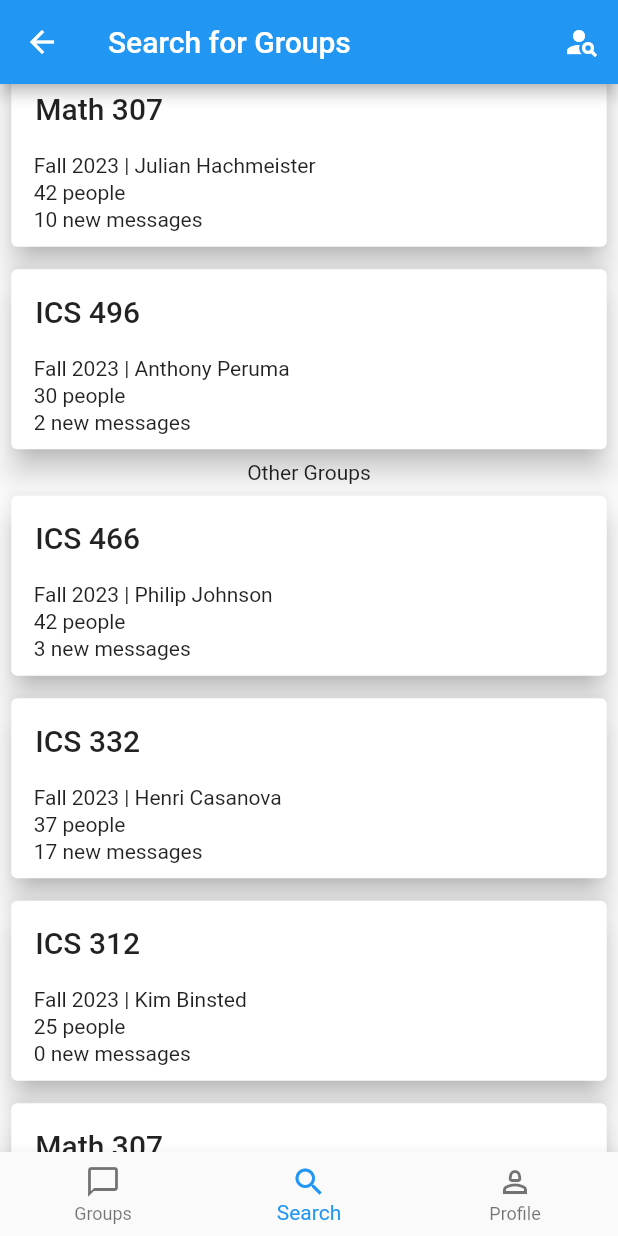
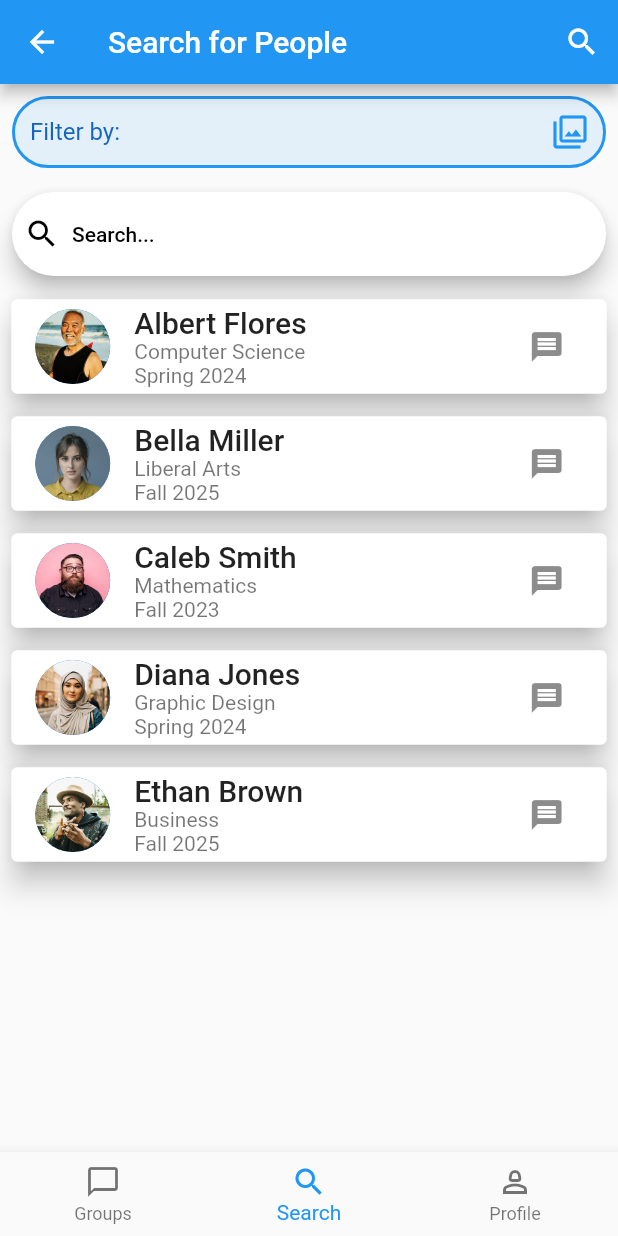
Before and after one commit to ConnectUni/connectuni, a Flutter app: the HomePage screen opened directly, item 2 of the bottom bar chosen, scrolled down 576 dp, after a tap on the "person search" icon, on a phone screen of 412 x 824 dp. Run offline on Flutter 3.47's test engine with Material 2 defaults, Android fonts, the light colour scheme and no system bars; drawn by our look-alikes of multi_select_flutter.

Commit message:
completed issue-009 and added Navigation
This branch contains some major changes.

Added:
- Stock Profile images.
- A mockup user model and search card view.
- A search page controller.
  - You are now able to navigate between searching for people and searching for groups by either tapping on the top right Icon of the respective appBars, or swiping left/right while on the search portion of the navbar.
-  search_people_screen
  - Displays a ListView of cards from mockup model of user.
- Assets/images to pubspec.yaml

Changes:
- search_screen.dart to search_groups_screen.dart

```diff
--- a/lib/app.dart
+++ b/lib/app.dart
@@ -1,3 +1,5 @@
+import 'package:connectuni/screens/search_people_screen.dart';
+import 'package:connectuni/screens/search_groups_screen.dart';
 import 'package:flutter/material.dart';
 
 import 'screens/login.dart';
@@ -7,7 +9,8 @@ import 'settings.dart';
 // TODO: Import route files
 
 class ConnectUniApp extends StatelessWidget {
-  const ConnectUniApp({Key? key}) : super(key: key);
+  ConnectUniApp({Key? key}) : super(key: key);
+  final PageController _pageController = PageController(); // this does nothing for now, I need it here to initialize the routes
 
   @override
   Widget build(BuildContext context) {
@@ -19,6 +22,8 @@ class ConnectUniApp extends StatelessWidget {
         //'/login' : (BuildContext context) => const LoginPage(), (REIMPLEMENT ONCE LOGIN PAGE IS MADE SO APP DOESNT BREAK)
         '/': (BuildContext context) => const HomePage(),
         '/settings': (BuildContext context) => const Settings(),
+        '/searchgroups': (BuildContext context) => SearchGroupsScreen(pageController: _pageController,),
+        '/searchpeople': (BuildContext context) => SearchPeopleScreen(pageController: _pageController,),
       },
     );
   }
--- a/lib/home/home.dart
+++ b/lib/home/home.dart
@@ -15,7 +15,7 @@ class HomePage extends StatefulWidget {
 
 class _HomePageState extends State<HomePage> {
   int _selectedIndex = 0;
-  late PageController pageController;
+  late PageController pageController; // navigation bar page controller
 
   @override
   void initState() {
@@ -36,15 +36,16 @@ class _HomePageState extends State<HomePage> {
   }
 
   void navigationTapped(int index) {
-    pageController.jumpToPage(index);
+    pageController.animateToPage(index, duration: const Duration(milliseconds: 300), curve: Curves.easeInOut);
     }
 
   @override
   Widget build(BuildContext context) {
     return Scaffold(
       body: PageView(
+        physics: const NeverScrollableScrollPhysics(),
         controller: pageController,
-        onPageChanged: _onPageChanged,
+        onPageChanged: _onPageChanged, // when the page changes, calls the onPageChanged function
         children: screenItems,
       ),
       bottomNavigationBar: BottomNavigationBar(
@@ -64,7 +65,7 @@ class _HomePageState extends State<HomePage> {
           ),
         ],
         currentIndex: _selectedIndex,
-        onTap: navigationTapped,
+        onTap: navigationTapped, // when a tab is tapped, the page controller jumps to the corresponding page
       ),
     ); //Scaffold
   } //build
--- /dev/null
+++ b/lib/home/search_page_controller.dart
@@ -0,0 +1,38 @@
+import 'package:flutter/material.dart';
+
+import '../screens/search_groups_screen.dart';
+import '../screens/search_people_screen.dart';
+
+class SearchPageController extends StatefulWidget {
+  const SearchPageController({Key? key}) : super(key: key);
+
+  @override
+  State<SearchPageController> createState() => _SearchPageControllerState();
+}
+
+class _SearchPageControllerState extends State<SearchPageController> {
+  late PageController _pageController;
+
+  @override
+  void initState() {
+    super.initState();
+    _pageController = PageController();
+  }
+
+  @override
+  void dispose() {
+    _pageController.dispose();
+    super.dispose();
+  }
+
+  @override
+  Widget build(BuildContext context) {
+    return PageView(
+      controller: _pageController,
+      children: [
+        SearchGroupsScreen(pageController: _pageController),
+        SearchPeopleScreen(pageController: _pageController,),
+      ],
+    );
+  }
+}
--- a/lib/main.dart
+++ b/lib/main.dart
@@ -2,4 +2,4 @@ import 'package:flutter/material.dart';
 
 import 'app.dart';
 
-void main() => runApp(const ConnectUniApp());
+void main() => runApp(ConnectUniApp());
--- a/lib/model/group_card_view.dart
+++ b/lib/model/group_card_view.dart
@@ -23,7 +23,7 @@ class GroupCardView extends StatelessWidget {
                 padding: const EdgeInsets.only(left: 15.0, top: 2.0),
                 child: Align(
                     alignment: Alignment.centerLeft,
-                    child: Text(thisGrouping.semYear + " | " + thisGrouping.professor),
+                    child: Text("${thisGrouping.semYear} | ${thisGrouping.professor}"),
                 )
               ),
               Padding(
--- /dev/null
+++ b/lib/model/user.dart
@@ -0,0 +1,84 @@
+/**
+ * This file contains the User class and the UsersDB class.
+ * Generic outline of the different users that will be described by each page.
+ */
+class User {
+  User({
+    required this.uid,
+    required this.email,
+    required this.displayName,
+    required this.photoURL,
+    required this.major,
+    required this.projectedGraduation,
+    required this.status,
+  });
+
+  final String uid;
+  final String email;
+  final String displayName;
+  final String photoURL;
+  final String major;
+  final String projectedGraduation;
+  final String status;
+
+}
+
+class UsersDB {
+  final List<User> allUsers =[
+    User(
+      uid: '1',
+      email: 'braddahal@foo.edu',
+      displayName: 'Albert Flores',
+      photoURL: 'assets/images/albert.png',
+      major: 'Computer Science',
+      projectedGraduation: 'Spring 2024',
+      status: 'Almost Friday!',
+    ),
+    User(
+      uid: '2',
+      email: 'bmiller@foo.edu',
+      displayName: 'Bella Miller',
+      photoURL: 'assets/images/bella.png',
+      major: 'Liberal Arts',
+      projectedGraduation: 'Fall 2025',
+      status: 'I need a nap.',
+    ),
+    User(
+      uid: '3',
+      email: 'coolcaleb@foo.edu',
+      displayName: 'Caleb Smith',
+      photoURL: 'assets/images/caleb.png',
+      major: 'Mathematics',
+      projectedGraduation: 'Fall 2023',
+      status: 'I love math!',
+    ),
+    User(
+      uid: '4',
+      email: 'dbonejones@foo.edu',
+      displayName: 'Diana Jones',
+      photoURL: 'assets/images/diana.png',
+      major: 'Graphic Design',
+      projectedGraduation: 'Spring 2024',
+      status: 'I love art!',
+    ),
+    User(
+      uid: '5',
+      email: 'brown@foo.edu',
+      displayName: 'Ethan Brown',
+      photoURL: 'assets/images/ethan.png',
+      major: 'Business',
+      projectedGraduation: 'Fall 2025',
+      status: 'I love business!',
+    ),
+  ];
+
+  User getUser(String uid) {
+    return allUsers.firstWhere((user) => user.uid == uid);
+  }
+
+  List<User> getUsers() {
+    return allUsers;
+  }
+}
+
+UsersDB usersDB = UsersDB();
--- /dev/null
+++ b/lib/model/user_card_serach.dart
@@ -0,0 +1,43 @@
+import 'package:flutter/material.dart';
+
+import 'package:connectuni/model/user.dart';
+
+class UserCardSearch extends StatelessWidget {
+  const UserCardSearch({Key? key, required this.name}) : super(key: key);
+
+  final String name;
+
+  @override
+  Widget build(BuildContext context) {
+    User thisUser = usersDB.getUser(name);
+
+    return Padding(
+      padding: const EdgeInsets.all(3.5),
+      child: Card(
+          elevation: 8,
+          child: Column(
+            children: [
+              ListTile(
+                  leading: CircleAvatar(
+                    radius: 25,
+                    backgroundImage: AssetImage( thisUser.photoURL ),
+                  ),
+                title: Text(
+                      thisUser.displayName,
+                      style: Theme.of(context).textTheme.titleLarge
+                  ),
+                subtitle: Text(
+                    "${thisUser.major}\n${thisUser.projectedGraduation}"
+                ),
+                trailing: IconButton(
+                  icon: const Icon( Icons.message ),
+                  onPressed: () {
+                    // TODO Add functionality to message user
+                  },
+                ),
+              ),
+            ],
+          )),
+    );
+  }
+}
--- a/lib/screens/search_screen.dart
+++ b/lib/screens/search_groups_screen.dart
@@ -5,18 +5,18 @@ import 'package:connectuni/model/group.dart';
 import '../model/group_card_view.dart';
 
 
-class SearchScreen extends StatefulWidget {
-  const SearchScreen({Key? key}) : super(key: key);
+class SearchGroupsScreen extends StatefulWidget {
+  const SearchGroupsScreen({Key? key, required this.pageController}) : super(key: key);
 
-  static const String routeName = '/search';
+  static const String routeName = '/search_groups';
+  final PageController pageController;
 
   @override
-  State<SearchScreen> createState() => _SearchScreenState();
+  State<SearchGroupsScreen> createState() => _SearchGroupsScreenState();
 }
 
-class _SearchScreenState extends State<SearchScreen> {
+class _SearchGroupsScreenState extends State<SearchGroupsScreen> {
   final _items = groupsDB.getGroups().map((gName) => MultiSelectItem(gName, gName.groupName)).toList();
-  List<Group> _selectedFilter = [];
 
   @override
   Widget build(BuildContext context) {
@@ -30,7 +30,7 @@ class _SearchScreenState extends State<SearchScreen> {
               semanticLabel: 'Search for people',
             ),
             onPressed: () {
-              print('Go to People Search page');
+              widget.pageController.animateToPage(1, duration: const Duration(milliseconds: 300), curve: Curves.easeInOut);
             },
           )
         ],
--- /dev/null
+++ b/lib/screens/search_people_screen.dart
@@ -0,0 +1,109 @@
+import 'package:connectuni/model/user.dart';
+import 'package:connectuni/model/user_card_serach.dart';
+import 'package:flutter/material.dart';
+import 'package:multi_select_flutter/multi_select_flutter.dart';
+
+import '../model/group.dart';
+
+class SearchPeopleScreen extends StatefulWidget {
+  const SearchPeopleScreen({Key? key, required this.pageController}) : super(key: key);
+
+  static const String routeName = '/search_people';
+  final PageController pageController;
+
+  @override
+  State<SearchPeopleScreen> createState() => _SearchPeopleScreenState();
+}
+
+class _SearchPeopleScreenState extends State<SearchPeopleScreen> {
+  final _items = groupsDB.getGroups().map((gName) => MultiSelectItem(gName, gName.groupName)).toList();
+
+  @override
+  Widget build(BuildContext context) {
+    return Scaffold(
+      appBar: AppBar(
+        title: const Text('Search for People'),
+        actions: <Widget>[
+          IconButton(
+            icon: const Icon(
+                Icons.search,
+                semanticLabel: 'Search for groups',
+            ),
+            onPressed: () {
+              widget.pageController.animateToPage(0, duration: const Duration(milliseconds: 300), curve: Curves.easeInOut);
+            },
+          ),
+        ],
+      ),
+      body: SingleChildScrollView(
+        child: Column(
+          children: [
+            Padding(
+              padding: const EdgeInsets.all(8.0),
+              child: MultiSelectDialogField(
+                items: _items,
+                title: const Text("People"),
+                selectedColor: Colors.blue,
+                decoration: BoxDecoration(
+                  color: Colors.blue.withOpacity(0.1),
+                  borderRadius: const BorderRadius.all(Radius.circular(40)),
+                  border: Border.all(
+                    color: Colors.blue,
+                    width: 2,
+                  ),
+                ),
+                buttonIcon: const Icon(
+                  Icons.filter,
+                  color: Colors.blue,
+                ),
+                buttonText: Text(
+                  "Filter by:",
+                  style: TextStyle(
+                    color: Colors.blue[800],
+                    fontSize: 16,
+                  ),
+                ),
+                onConfirm: (results) {
+                  //_selectedAnimals = results;
+                },
+              ),
+            ),
+            Padding(
+              padding: const EdgeInsets.all(8.0),
+              child: SearchAnchor(
+                  builder: (BuildContext context, SearchController controller) {
+                    return SearchBar(
+                      controller: controller,
+                      onTap: () {
+                        controller.openView();
+                      },
+                      onChanged: (_) {
+                        controller.openView();
+                      },
+                      hintText: 'Search...',
+                      leading: const Icon(Icons.search),
+                    );
+                  },
+                  suggestionsBuilder:
+                      (BuildContext context, SearchController controller) {
+                    return List<ListTile>.generate(5, (int index) {
+                      final String item = 'item $index';
+                      return ListTile(
+                        title: Text(item),
+                        onTap: () {
+                          setState(() {
+                            controller.closeView(item);
+                          });
+                        },
+                      );
+                    });
+                  }),
+            ),
+            ...usersDB
+                .getUsers().map((uName) => UserCardSearch(name: uName.uid)),
+          ],
+        ),
+      ),
+    );
+  }
+}
--- a/lib/utils/global_variables.dart
+++ b/lib/utils/global_variables.dart
@@ -1,9 +1,9 @@
-import 'package:connectuni/screens/search_screen.dart';
 import 'package:flutter/material.dart';
+import 'package:connectuni/home/search_page_controller.dart';
 import 'package:connectuni/screens/groups_screen.dart';
 
 List<Widget> screenItems = [
   const GroupsScreen(),
-  const SearchScreen(),
+  const SearchPageController(),
   // TODO: Add profile screen here
 ];
--- a/pubspec.yaml
+++ b/pubspec.yaml
@@ -64,6 +64,9 @@ flutter:
   #   - images/a_dot_burr.jpeg
   #   - images/a_dot_ham.jpeg
 
+  assets:
+    - assets/images/
+
   # An image asset can refer to one or more resolution-specific "variants", see
   # https://flutter.dev/assets-and-images/#resolution-aware
 
```
Also changed, not shown: assets/images/albert.png (added), assets/images/bella.png (added), assets/images/caleb.png (added), assets/images/diana.png (added), assets/images/ethan.png (added).
